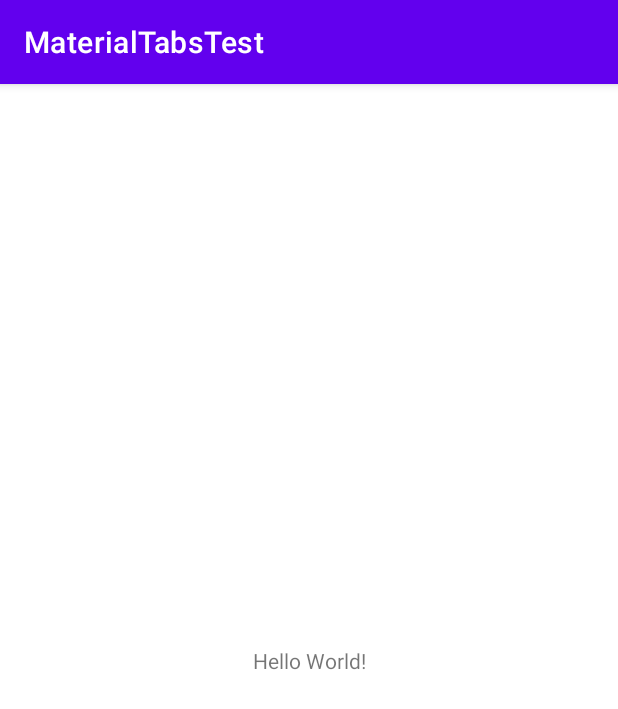
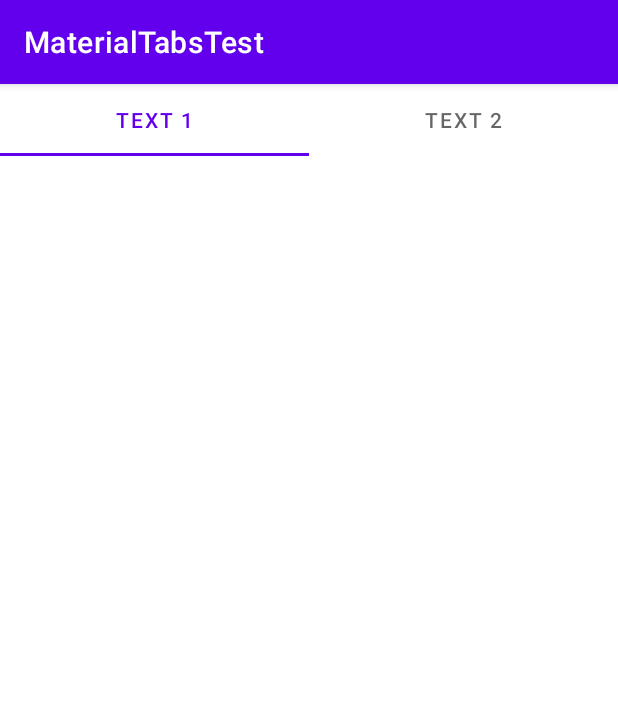
Before and after one commit to EhsanTgv/MaterialTabsTest, an Android app: the screen it shows after launch (MainActivity), on a phone screen of 412 x 824 dp. Shown: the top 709 px of the screen. Run offline under Robolectric (Android 15) with nearby library versions, the phone set to English and light mode, and no system bars.

Commit message:
Implement Tabs in xml

```diff
--- a/app/src/main/res/layout/activity_main.xml
+++ b/app/src/main/res/layout/activity_main.xml
@@ -6,13 +6,20 @@
     android:layout_height="match_parent"
     tools:context=".MainActivity">
 
-    <TextView
-        android:layout_width="wrap_content"
+    <com.google.android.material.tabs.TabLayout
+        android:layout_width="match_parent"
         android:layout_height="wrap_content"
-        android:text="Hello World!"
-        app:layout_constraintBottom_toBottomOf="parent"
-        app:layout_constraintLeft_toLeftOf="parent"
-        app:layout_constraintRight_toRightOf="parent"
-        app:layout_constraintTop_toTopOf="parent" />
+        app:layout_constraintTop_toTopOf="parent">
+
+        <com.google.android.material.tabs.TabItem
+            android:layout_width="wrap_content"
+            android:layout_height="wrap_content"
+            android:text="text 1" />
+
+        <com.google.android.material.tabs.TabItem
+            android:layout_width="wrap_content"
+            android:layout_height="wrap_content"
+            android:text="text 2" />
+    </com.google.android.material.tabs.TabLayout>
 
 </androidx.constraintlayout.widget.ConstraintLayout>
```
